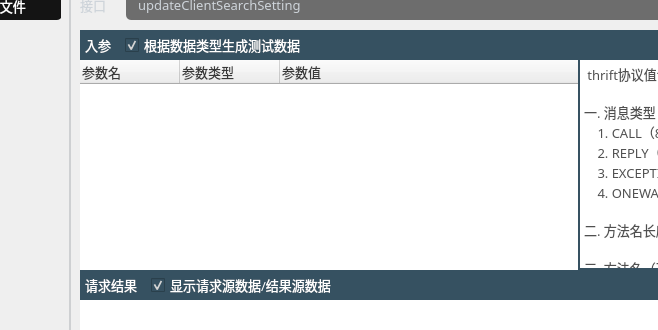
Qt form thriftwidget.ui (HuaGouFdog/Fdog-Kit) before a commit; both pictures show x 129 to 787 and y 100 to 430 of the 1137 by 640 pixel window.
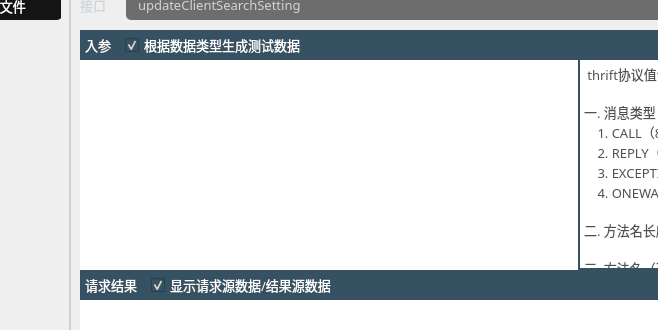
The same form after that commit. Icons and pictures are not drawn.

What changed in the file:
```diff
--- a/thriftwidget.ui
+++ b/thriftwidget.ui
@@ -1566,7 +1566,7 @@
                  <bool>false</bool>
                 </property>
                 <attribute name="headerVisible">
-                 <bool>true</bool>
+                 <bool>false</bool>
                 </attribute>
                 <attribute name="headerDefaultSectionSize">
                  <number>100</number>
```
Left out of the diff: 1 changed line with no effect on the pictures.
